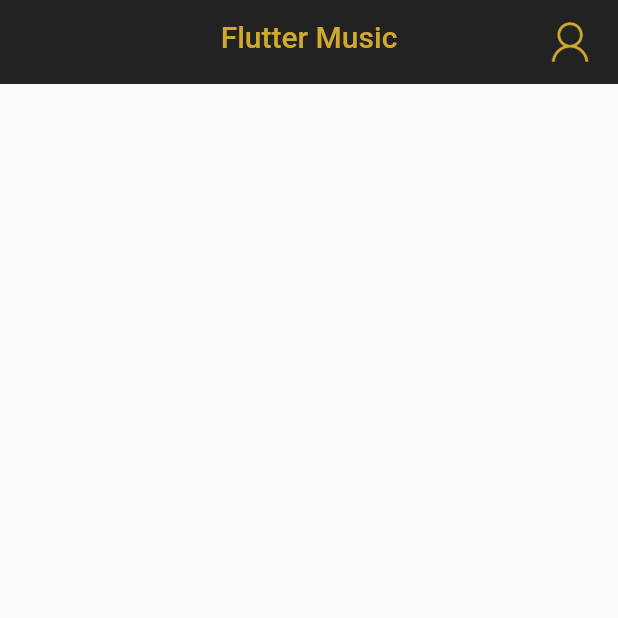
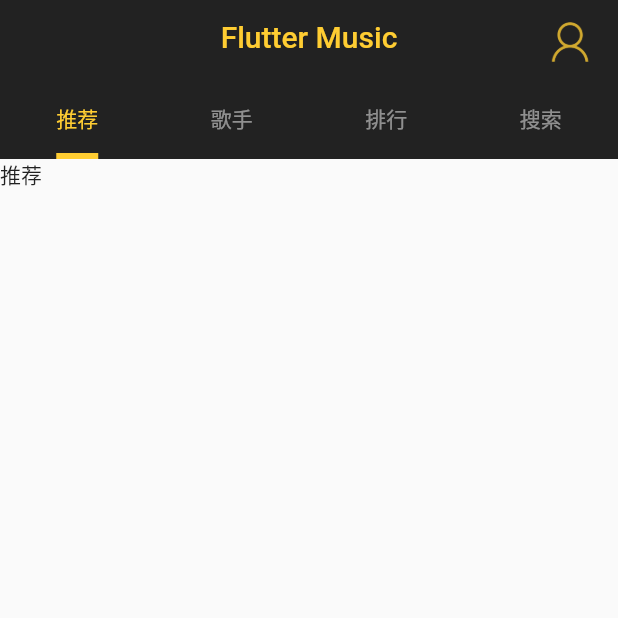
Before and after one commit to Luogjy/flutter-music, a Flutter app: the screen it shows after launch, on a phone screen of 412 x 824 dp, the top half of it. Run offline on Flutter 3.47's test engine with Material 2 defaults, Android fonts, the phone set to English and light mode, and no system bars.

Commit message:
页面切换 tabbar抽取

```diff
--- /dev/null
+++ b/lib/baseImport.dart
@@ -0,0 +1,3 @@
+/// 基本依赖
+export 'package:flutter/material.dart';
+export './utils/colors.dart';
--- a/lib/main.dart
+++ b/lib/main.dart
@@ -1,5 +1,5 @@
-import 'package:flutter/material.dart';
-import './utils/baseImport.dart';
+import 'package:flutter_music/baseImport.dart';
+import './widgets/HomeTabBar.dart';
 
 void main() => runApp(new MyApp());
 
@@ -10,17 +10,17 @@ class MyApp extends StatelessWidget {
       title: 'Flutter Demo',
       theme: new ThemeData(
 //        primarySwatch: Colors.blue,
-        primarySwatch: MaterialColor(BACKGROUND_COLOR, <int, Color>{
-          50: Color(BACKGROUND_COLOR),
-          100: Color(BACKGROUND_COLOR),
-          200: Color(BACKGROUND_COLOR),
-          300: Color(BACKGROUND_COLOR),
-          400: Color(BACKGROUND_COLOR),
-          500: Color(BACKGROUND_COLOR), //
-          600: Color(BACKGROUND_COLOR),
-          700: Color(BACKGROUND_COLOR),
-          800: Color(BACKGROUND_COLOR),
-          900: Color(BACKGROUND_COLOR),
+        primarySwatch: MaterialColor(BLACK, <int, Color>{
+          50: Color(BLACK),
+          100: Color(BLACK),
+          200: Color(BLACK),
+          300: Color(BLACK),
+          400: Color(BLACK),
+          500: Color(BLACK), //
+          600: Color(BLACK),
+          700: Color(BLACK),
+          800: Color(BLACK),
+          900: Color(BLACK),
         }),
       ),
       home: new MyHomePage(),
@@ -39,10 +39,12 @@ class MyHomePage extends StatefulWidget {
 class _MyHomePageState extends State<MyHomePage> {
   @override
   Widget build(BuildContext context) {
-    return new Scaffold(
+    return DefaultTabController(
+      length: 4,
+      child: Scaffold(
 //    如果 AppBar 在不定义 leading 和 action 时， title 会自动占据这两个参数的空间，并且在两侧会各留一个 16.0 的边距。
 //        https://zhuanlan.zhihu.com/p/37697590
-      appBar: new AppBar(
+        appBar: AppBar(
           elevation: 0.0,
           title: Stack(
             children: <Widget>[
@@ -50,30 +52,25 @@ class _MyHomePageState extends State<MyHomePage> {
               // https://github.com/yang7229693/flutter-study/blob/master/post/4.%20Flutter%20%E5%B8%83%E5%B1%80%EF%BC%88%E4%B8%80%EF%BC%89-%20Container%E8%AF%A6%E8%A7%A3.md
               Container(),
               Container(
-                child: new Text(
+                child: Text(
                   'Flutter Music',
-                  style: TextStyle(color: Color(MAIN_COLOR)),
+                  style: TextStyle(color: Color(YELLOW)),
                 ),
                 alignment: Alignment.center,
               ),
               Container(
 //              带子节点的Container，会根据子节点尺寸调节自身尺寸，但是Container构造器中如果包含了width、height以及constraints，则会按照构造器中的参数来进行尺寸的调节。
-                child: Image.asset(
-                  'images/user.png',
-                  width: 30.0,
-                  height: 30.0,
-                ),
-                alignment: Alignment.centerRight,
-              )
+                  child:
+                      Image.asset('images/user.png', width: 30.0, height: 30.0),
+                  alignment: Alignment.centerRight)
             ],
           ),
-//          https://zhuanlan.zhihu.com/p/37697590
-//      bottom: DefaultTabController(length: 4, child: Tab()),
-      ),
-      body: new Center(
-        child: new Column(
-          mainAxisAlignment: MainAxisAlignment.center,
-          children: <Widget>[],
+          // TabBar外层要嵌套一层 DefaultTabController ，用来说明 Tab 的个数
+          // https://zhuanlan.zhihu.com/p/37697590
+          bottom: HomeTabBar.get(),
+        ),
+        body: TabBarView(
+          children: <Widget>[Text('推荐'), Text('歌手'), Text('排行'), Text('搜索')],
         ),
       ),
     );
--- a/lib/utils/baseImport.dart
+++ /dev/null
@@ -1,2 +0,0 @@
-// 基本依赖
-export './colors.dart';
--- a/lib/utils/colors.dart
+++ b/lib/utils/colors.dart
@@ -1,3 +1,8 @@
-//颜色
-const MAIN_COLOR = 0xFFD1A92F;
-const BACKGROUND_COLOR = 0xFF222222;
+const YELLOW = 0xFFFFCD32;
+const BLACK = 0xFF222222;
+const WHITE = 0xFFFFFFFF;
+//透明度0.5的白
+const TRANSLUCENT_WHITE_ZERO_POINT_FIVE = 0x7FFFFFFF;
+//透明度0.3的黑
+const TRANSLUCENT_WHITE_ZERO_POINT_THREE = 0x44FFFFFF;
+const indicatorActiveWhite = 0xFFFAFBE5;
--- /dev/null
+++ b/lib/widgets/HomeTabBar.dart
@@ -0,0 +1,19 @@
+import 'package:flutter_music/baseImport.dart';
+class HomeTabBar{
+   static const homeTabs = <Widget>[
+    Tab(text: '推荐'),
+    Tab(text: '歌手'),
+    Tab(text: '排行'),
+    Tab(text: '搜索'),
+  ];
+
+ static get() {
+    return TabBar(
+        indicatorColor: Color(YELLOW),
+        indicatorWeight: 4.0,
+        indicatorSize: TabBarIndicatorSize.label,
+        labelColor: Color(YELLOW),
+        unselectedLabelColor: Color(TRANSLUCENT_WHITE_ZERO_POINT_FIVE),
+        tabs: homeTabs);
+  }
+}
```
Also changed, not shown: lib/pages/Recommend.dart (added, +8 -0 lines).
